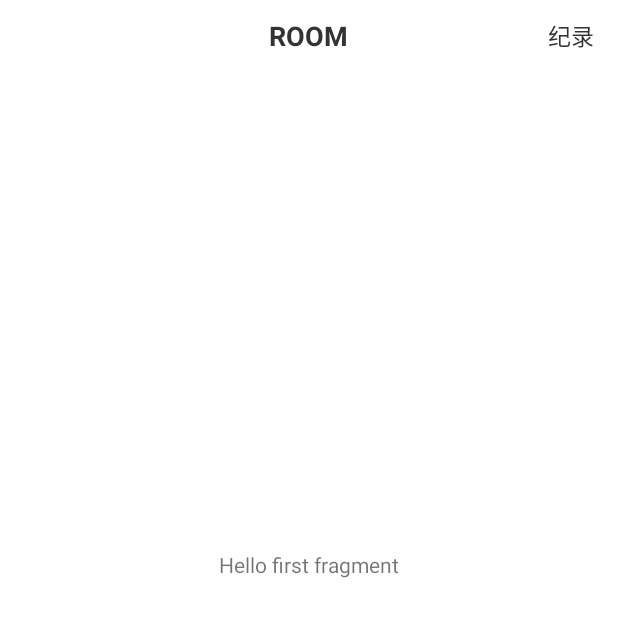
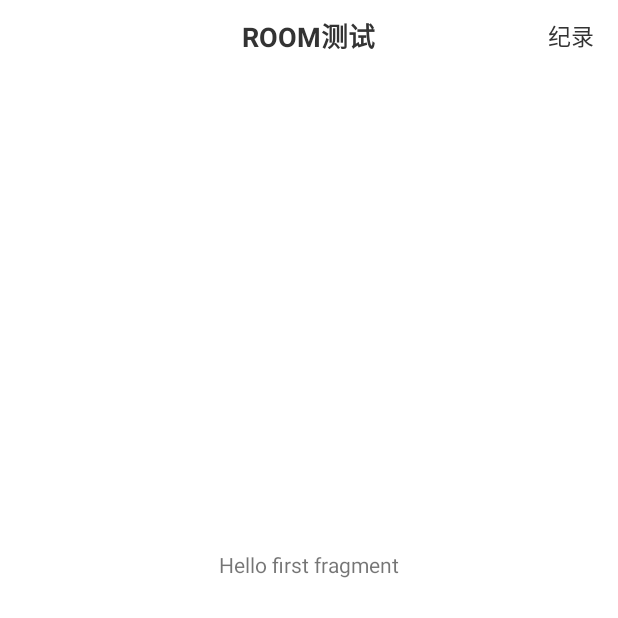
Before and after one commit to li-wen-qi/RecordApp, an Android app: the screen it shows after launch (MainActivity), on a phone screen of 412 x 824 dp, the top half of it. Run offline under Robolectric (Android 15) with nearby library versions, the phone set to English and light mode, and no system bars; our stand-ins replace Room's generated code.

Commit message:
modify.标题修改

```diff
--- a/app/src/main/res/layout/activity_main.xml
+++ b/app/src/main/res/layout/activity_main.xml
@@ -15,7 +15,7 @@
         app:layout_constraintStart_toStartOf="parent"
         app:layout_constraintTop_toTopOf="parent"
         app:layout_goneMarginBottom="0dp"
-        app:title="Room" />
+        app:title="Room测试" />
 
     <include layout="@layout/content_main" />
 
--- a/app/src/main/res/values/strings.xml
+++ b/app/src/main/res/values/strings.xml
@@ -1,5 +1,5 @@
 <resources>
-    <string name="app_name">RecordApp</string>
+    <string name="app_name">Room测试</string>
     <string name="action_settings">Settings</string>
     <string name="action_record">记录</string>
     <!-- Strings used for fragments for navigation -->
```
